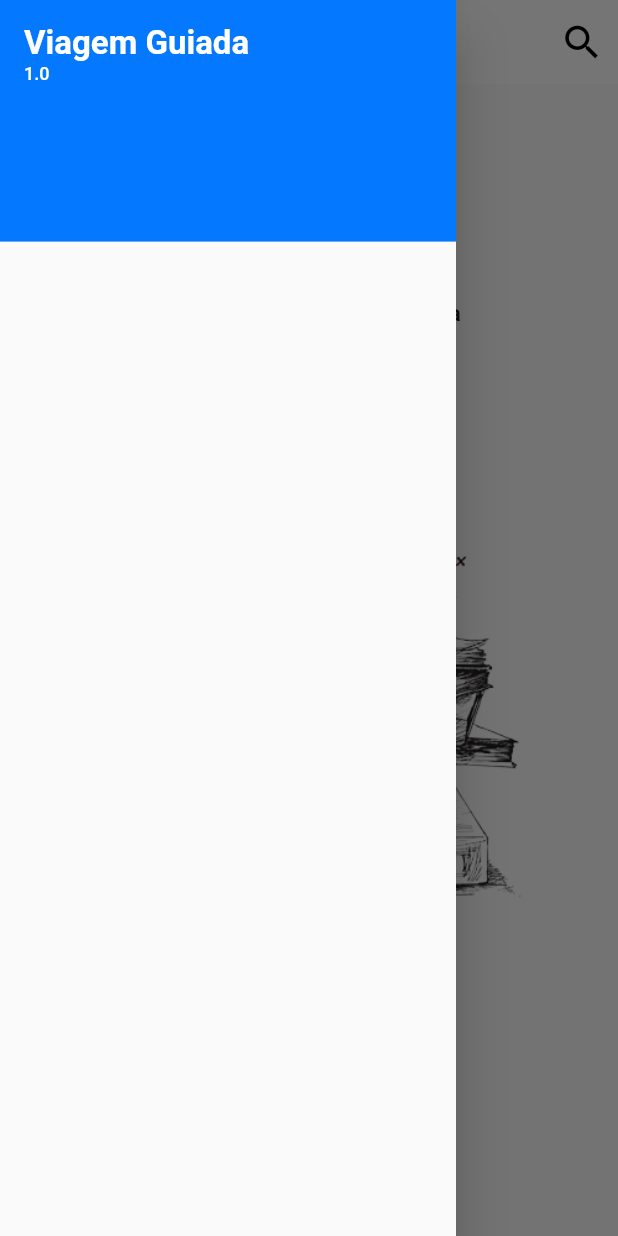
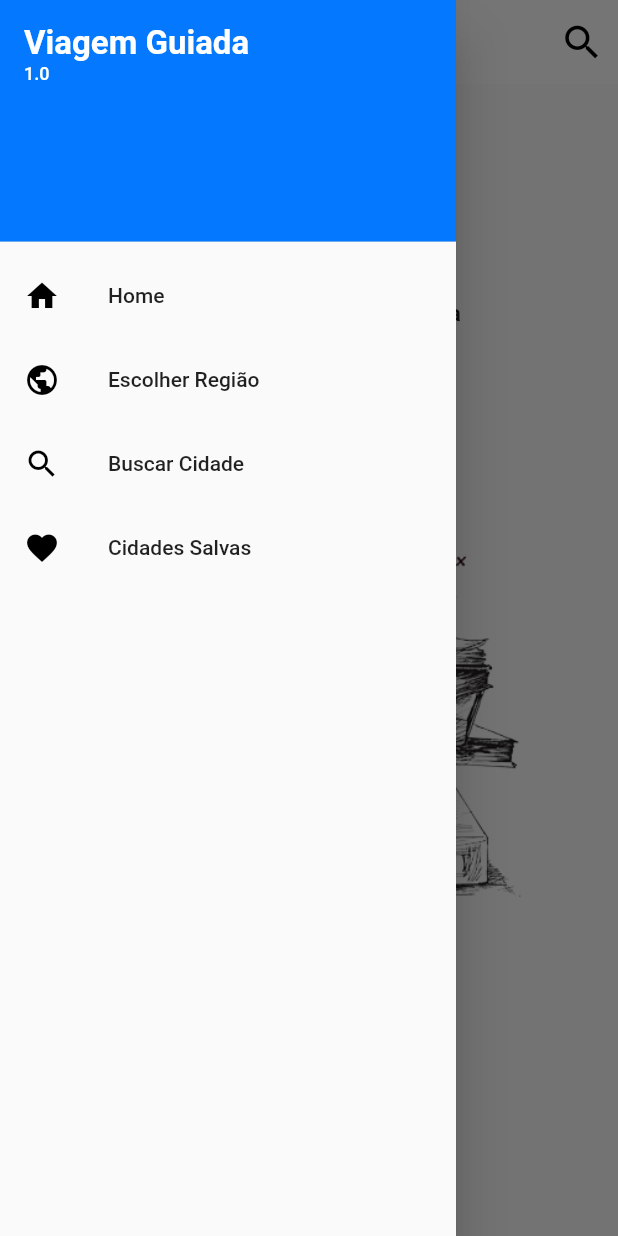
Before and after one commit to jonasaacampos/viagem_guiada, a Flutter app: the HomePage screen opened by its route, with the side drawer open, on a phone screen of 412 x 824 dp. Run offline on Flutter 3.47's test engine with Material 2 defaults, Android fonts, the light colour scheme and no system bars; network calls fail; Roboto replaces fonts that are missing (Helvetica Neue).

Commit message:
drawer component finalizado

```diff
--- a/lib/src/pages/home.dart
+++ b/lib/src/pages/home.dart
@@ -26,7 +26,7 @@ class HomePage extends StatelessWidget {
                 pageContext: context,
                 title: 'Página inicial',
               ),
-              drawer: CustomDrawer(),
+              drawer: CustomDrawer(pageContext: context),
               body: Center(
                   heightFactor: 2,
                   child: Column(
--- a/lib/src/pages/search.dart
+++ b/lib/src/pages/search.dart
@@ -2,6 +2,7 @@ import 'package:flutter/material.dart';
 import 'package:provider/provider.dart';
 import '../models/appdata.dart';
 import '../partials/customAppBar.dart';
+import '../partials/customDrawer.dart';
 
 class SearchPage extends StatelessWidget {
   GlobalKey<ScaffoldState> _scaffoldKey = GlobalKey();
@@ -17,7 +18,7 @@ class SearchPage extends StatelessWidget {
                 title: 'Busque seu destino',
                 hideSearch: true,
               ),
-              drawer: Drawer(),
+              drawer: CustomDrawer(pageContext: context),
               body: Center(
                   heightFactor: 2,
                   child: Column(
--- a/lib/src/partials/customDrawer.dart
+++ b/lib/src/partials/customDrawer.dart
@@ -1,7 +1,9 @@
 import 'package:flutter/material.dart';
 import '../../main.dart';
 
-Widget CustomDrawer() {
+Widget CustomDrawer({
+  BuildContext pageContext,
+}) {
   return Drawer(
     child: ListView(
       padding: EdgeInsets.zero,
@@ -31,7 +33,47 @@ Widget CustomDrawer() {
           decoration: BoxDecoration(
             color: Color.fromARGB(255, 4, 121, 255),
           ),
-        )
+        ),
+        ListTile(
+          leading: Icon(
+            Icons.home,
+            color: Colors.black,
+          ),
+          title: Text('Home'),
+          onTap: () {
+            Navigator.pushReplacementNamed(pageContext, '/home');
+          },
+        ),
+        ListTile(
+          leading: Icon(
+            Icons.public,
+            color: Colors.black,
+          ),
+          title: Text('Escolher Região'),
+          onTap: () {
+            Navigator.pushReplacementNamed(pageContext, '/regiao');
+          },
+        ),
+        ListTile(
+          leading: Icon(
+            Icons.search,
+            color: Colors.black,
+          ),
+          title: Text('Buscar Cidade'),
+          onTap: () {
+            Navigator.pushReplacementNamed(pageContext, '/search');
+          },
+        ),
+        ListTile(
+          leading: Icon(
+            Icons.favorite,
+            color: Colors.black,
+          ),
+          title: Text('Cidades Salvas'),
+          onTap: () {
+            Navigator.pushReplacementNamed(pageContext, '/favoritos');
+          },
+        ),
       ],
     ),
   );
```
